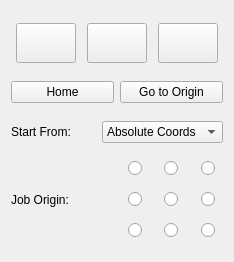
This is src/widgets/panels/laser-panel.ui in flux3dp/swiftray as Qt 5 draws it before an edit. The edited form follows.
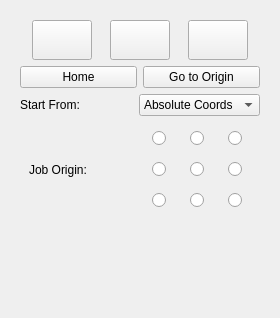
This is the edited form. Icons and pictures are not drawn.

Commit message: Update panel with scroll bar

```diff
--- a/src/widgets/panels/laser-panel.ui
+++ b/src/widgets/panels/laser-panel.ui
@@ -6,15 +6,45 @@
    <rect>
     <x>0</x>
     <y>0</y>
-    <width>234</width>
-    <height>262</height>
+    <width>280</width>
+    <height>318</height>
    </rect>
   </property>
+  <property name="minimumSize">
+   <size>
+    <width>280</width>
+    <height>0</height>
+   </size>
+  </property>
   <property name="windowTitle">
    <string>Laser</string>
   </property>
   <layout class="QVBoxLayout" name="verticalLayout">
    <item>
+    <widget class="QScrollArea" name="scrollArea">
+     <property name="sizePolicy">
+      <sizepolicy hsizetype="Preferred" vsizetype="Preferred">
+       <horstretch>0</horstretch>
+       <verstretch>0</verstretch>
+      </sizepolicy>
+     </property>
+     <property name="frameShape">
+      <enum>QFrame::NoFrame</enum>
+     </property>
+     <property name="widgetResizable">
+      <bool>true</bool>
+     </property>
+     <widget class="QWidget" name="scrollAreaWidgetContents">
+      <property name="geometry">
+       <rect>
+        <x>0</x>
+        <y>0</y>
+        <width>256</width>
+        <height>294</height>
+       </rect>
+      </property>
+      <layout class="QVBoxLayout" name="verticalLayout_2">
+       <item>
     <layout class="QHBoxLayout" name="horizontalLayout">
      <item>
       <widget class="QPushButton" name="previewBtn">
@@ -143,7 +173,14 @@
     </layout>
    </item>
    <item>
-    <layout class="QHBoxLayout" name="horizontalLayout_4">
+        <widget class="QWidget" name="widget" native="true">
+         <property name="sizePolicy">
+          <sizepolicy hsizetype="Preferred" vsizetype="Fixed">
+           <horstretch>0</horstretch>
+           <verstretch>0</verstretch>
+          </sizepolicy>
+         </property>
+         <layout class="QHBoxLayout" name="horizontalLayout_5">
      <item>
       <widget class="QLabel" name="label_2">
        <property name="text">
@@ -153,14 +190,21 @@
      </item>
      <item>
       <layout class="QGridLayout" name="gridLayout">
-       <item row="4" column="2" alignment="Qt::AlignHCenter">
+            <item row="6" column="2" alignment="Qt::AlignHCenter">
         <widget class="QRadioButton" name="SERadioButton">
          <property name="text">
           <string/>
          </property>
         </widget>
        </item>
-       <item row="1" column="0">
+            <item row="0" column="0" alignment="Qt::AlignHCenter">
+             <widget class="QRadioButton" name="NWRadioButton">
+              <property name="text">
+               <string/>
+              </property>
+             </widget>
+            </item>
+            <item row="3" column="0">
         <spacer name="verticalSpacer">
          <property name="orientation">
           <enum>Qt::Vertical</enum>
@@ -176,6 +220,13 @@
          </property>
         </spacer>
        </item>
+            <item row="4" column="2" alignment="Qt::AlignHCenter">
+             <widget class="QRadioButton" name="ERadioButton">
+              <property name="text">
+               <string/>
+              </property>
+             </widget>
+            </item>
        <item row="0" column="2" alignment="Qt::AlignHCenter">
         <widget class="QRadioButton" name="NERadioButton">
          <property name="text">
@@ -183,56 +234,42 @@
          </property>
         </widget>
        </item>
+            <item row="0" column="1" alignment="Qt::AlignHCenter">
+             <widget class="QRadioButton" name="NRadioButton">
+              <property name="text">
+               <string/>
+              </property>
+             </widget>
+            </item>
+            <item row="6" column="1" alignment="Qt::AlignHCenter">
+             <widget class="QRadioButton" name="SRadioButton">
+              <property name="text">
+               <string/>
+              </property>
+             </widget>
+            </item>
        <item row="4" column="0" alignment="Qt::AlignHCenter">
+             <widget class="QRadioButton" name="WRadioButton">
+              <property name="text">
+               <string/>
+              </property>
+             </widget>
+            </item>
+            <item row="6" column="0" alignment="Qt::AlignHCenter">
         <widget class="QRadioButton" name="SWRadioButton">
          <property name="text">
           <string/>
          </property>
         </widget>
        </item>
-       <item row="2" column="1" alignment="Qt::AlignHCenter">
-        <widget class="QRadioButton" name="CRadioButton">
-         <property name="text">
-          <string/>
-         </property>
-        </widget>
-       </item>
-       <item row="2" column="2" alignment="Qt::AlignHCenter">
-        <widget class="QRadioButton" name="ERadioButton">
-         <property name="text">
-          <string/>
-         </property>
-        </widget>
-       </item>
        <item row="4" column="1" alignment="Qt::AlignHCenter">
-        <widget class="QRadioButton" name="SRadioButton">
+             <widget class="QRadioButton" name="CRadioButton">
          <property name="text">
           <string/>
          </property>
         </widget>
        </item>
-       <item row="2" column="0" alignment="Qt::AlignHCenter">
-        <widget class="QRadioButton" name="WRadioButton">
-         <property name="text">
-          <string/>
-         </property>
-        </widget>
-       </item>
-       <item row="0" column="0" alignment="Qt::AlignHCenter">
-        <widget class="QRadioButton" name="NWRadioButton">
-         <property name="text">
-          <string/>
-         </property>
-        </widget>
-       </item>
-       <item row="0" column="1" alignment="Qt::AlignHCenter">
-        <widget class="QRadioButton" name="NRadioButton">
-         <property name="text">
-          <string/>
-         </property>
-        </widget>
-       </item>
-       <item row="3" column="0">
+            <item row="5" column="0">
         <spacer name="verticalSpacer_2">
          <property name="orientation">
           <enum>Qt::Vertical</enum>
@@ -251,6 +288,24 @@
       </layout>
      </item>
     </layout>
+        </widget>
+       </item>
+       <item>
+        <spacer name="verticalSpacer_3">
+         <property name="orientation">
+          <enum>Qt::Vertical</enum>
+         </property>
+         <property name="sizeHint" stdset="0">
+          <size>
+           <width>20</width>
+           <height>40</height>
+          </size>
+         </property>
+        </spacer>
+       </item>
+      </layout>
+     </widget>
+    </widget>
    </item>
   </layout>
  </widget>
```
Lines whose indentation alone changed are shown as unchanged. The commit also changes 12 other files.
